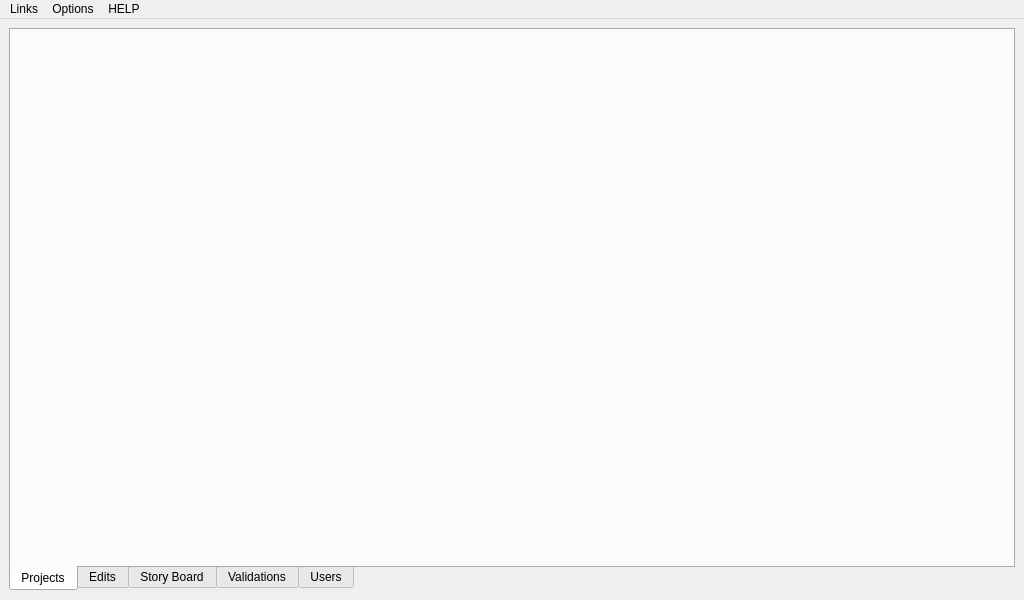
First picture: the form in src/_res/client/client.ui, repository IDragonfire/modular-client, before the edit.
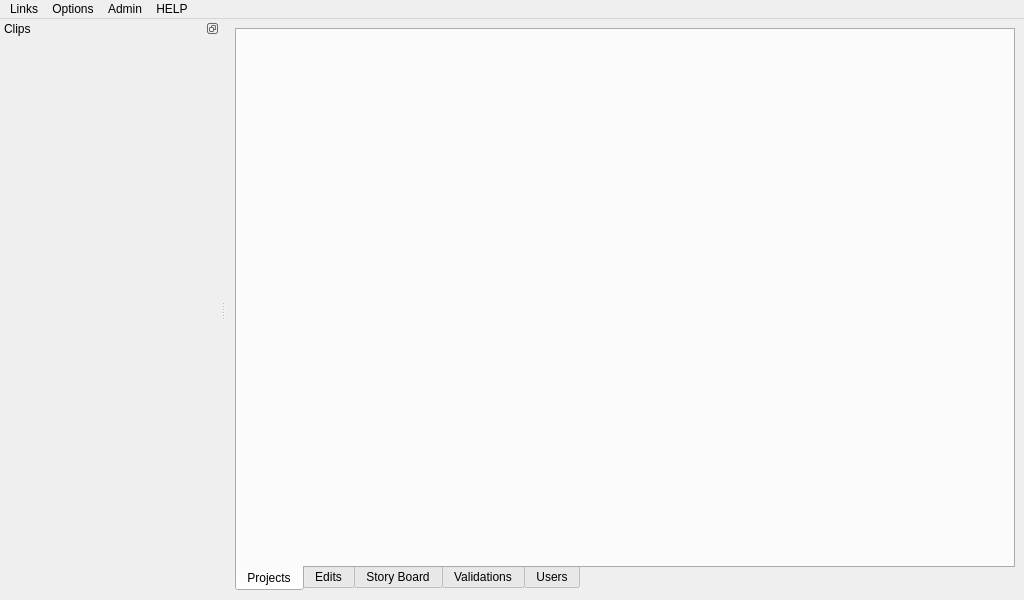
Second picture: the form after the edit.

Commit message: - Implementing restart. - The clip list is not duplicated anymore. - Each module emit their own message on update, allowing others module to   react accordingly.

```diff
--- a/src/_res/client/client.ui
+++ b/src/_res/client/client.ui
@@ -45,9 +45,6 @@
     </size>
    </property>
    <layout class="QGridLayout" name="gridLayout_3">
-    <property name="sizeConstraint">
-     <enum>QLayout::SetMinimumSize</enum>
-    </property>
     <item row="0" column="0">
      <widget class="QTabWidget" name="mainTabs">
       <property name="sizePolicy">
@@ -191,10 +188,53 @@
     <addaction name="actionLinkWebsite"/>
     <addaction name="actionLinkWiki"/>
    </widget>
+   <widget class="QMenu" name="menuAdmin">
+    <property name="title">
+     <string>Admin</string>
+    </property>
+    <addaction name="actionRestartAllClients"/>
+   </widget>
    <addaction name="menuLinks"/>
    <addaction name="menuOptions"/>
+   <addaction name="menuAdmin"/>
    <addaction name="menuHelp"/>
   </widget>
+  <widget class="QDockWidget" name="clipDockArea">
+   <property name="enabled">
+    <bool>true</bool>
+   </property>
+   <property name="sizePolicy">
+    <sizepolicy hsizetype="Minimum" vsizetype="Preferred">
+     <horstretch>0</horstretch>
+     <verstretch>0</verstretch>
+    </sizepolicy>
+   </property>
+   <property name="minimumSize">
+    <size>
+     <width>220</width>
+     <height>120</height>
+    </size>
+   </property>
+   <property name="features">
+    <set>QDockWidget::DockWidgetFloatable|QDockWidget::DockWidgetMovable</set>
+   </property>
+   <property name="windowTitle">
+    <string>Clips</string>
+   </property>
+   <attribute name="dockWidgetArea">
+    <number>1</number>
+   </attribute>
+   <widget class="QWidget" name="clipDockWidget">
+    <property name="autoFillBackground">
+     <bool>false</bool>
+    </property>
+    <layout class="QGridLayout" name="gridLayout_7">
+     <property name="margin">
+      <number>0</number>
+     </property>
+    </layout>
+   </widget>
+  </widget>
   <action name="actionAbout">
    <property name="text">
     <string>About NPM</string>
```
Left out of the diff: 16 changed lines with no effect on the pictures. The commit also changes 15 other files.
